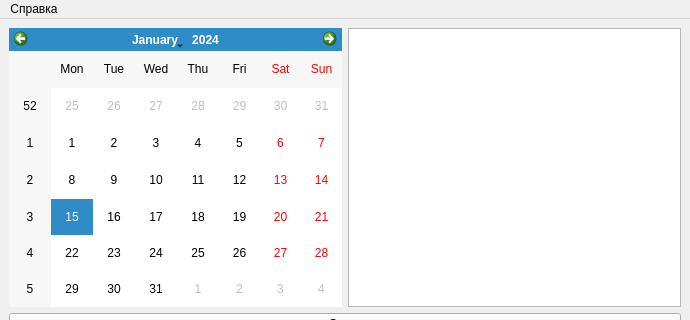
First picture: the form in redcardsdesigner.ui, repository egorshustov/pyredcards, before the edit; both pictures show x 0 to 690 and y 0 to 320 of the 690 by 679 pixel window.
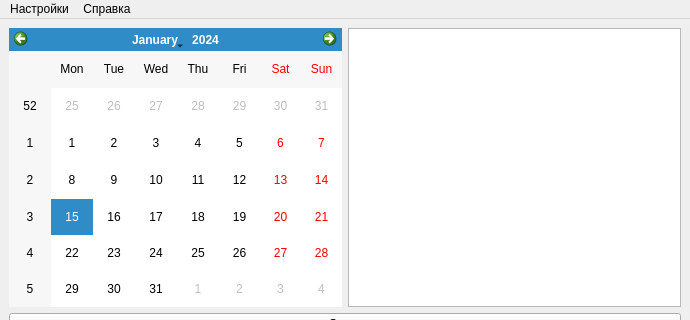
Second picture: the form after the edit. Icons and pictures are not drawn.

Commit message: now user is able to choose specific league from the list

```diff
--- a/redcardsdesigner.ui
+++ b/redcardsdesigner.ui
@@ -59,6 +59,13 @@
     </property>
     <addaction name="action"/>
    </widget>
+   <widget class="QMenu" name="menu_2">
+    <property name="title">
+     <string>Настройки</string>
+    </property>
+    <addaction name="action_2"/>
+   </widget>
+   <addaction name="menu_2"/>
    <addaction name="menu"/>
   </widget>
   <widget class="QStatusBar" name="statusbar"/>
```
Left out of the diff: 19 changed lines with no effect on the pictures. The commit also changes 1 other file.
